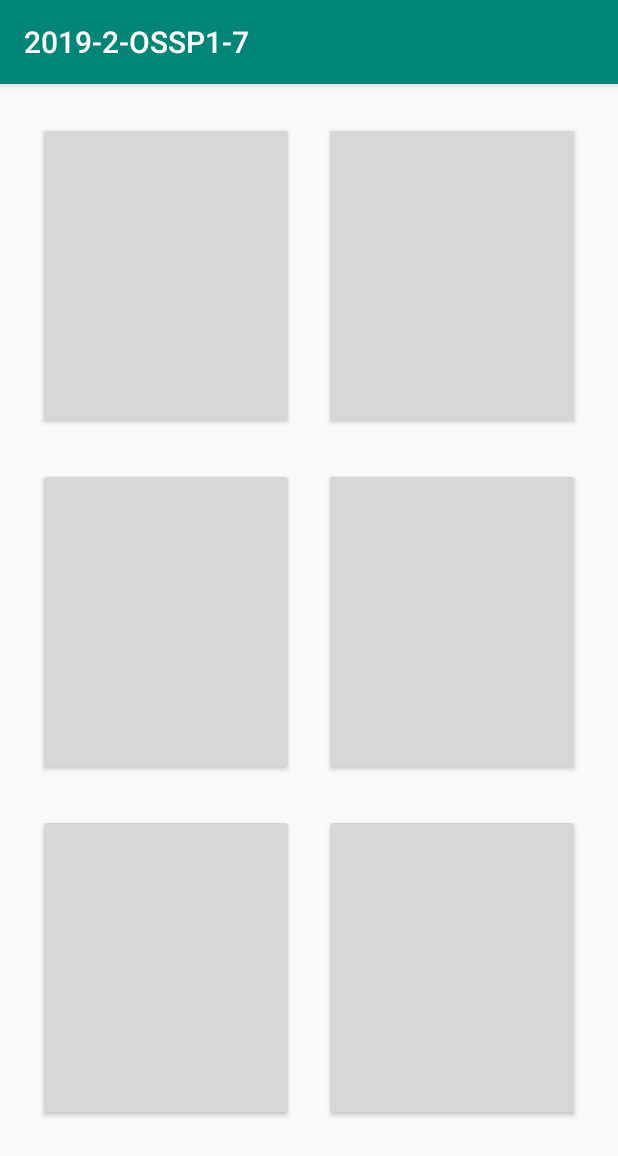
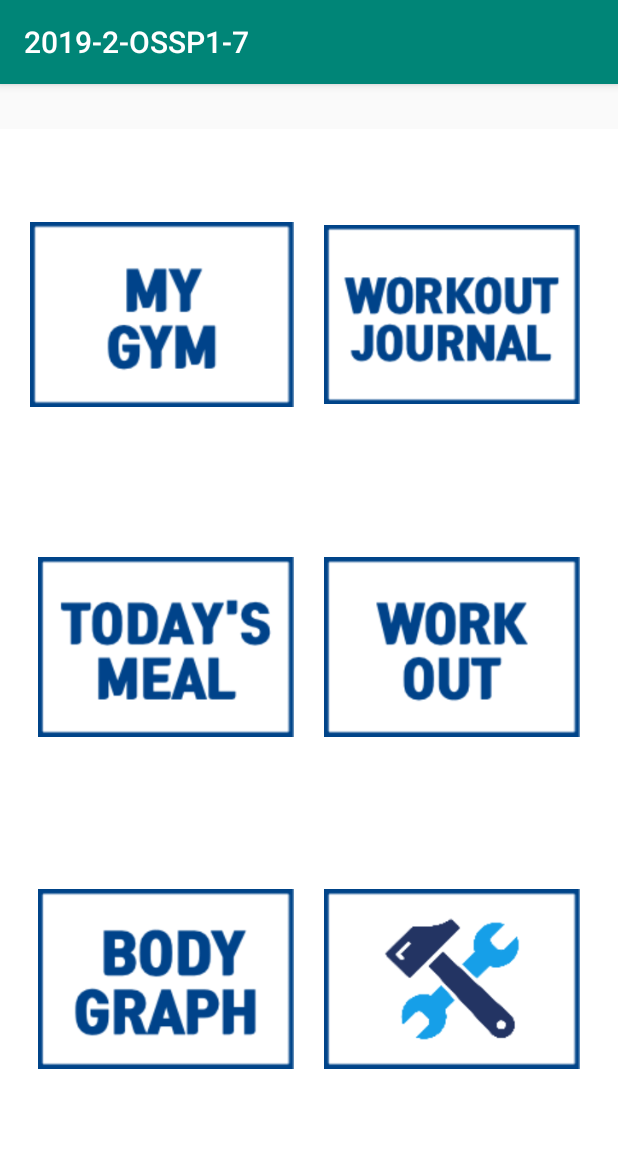
Before and after one commit to CSID-DGU/2019-2-OSSP1-noob-7, an Android app: the MainDisplayActivity screen opened directly, with no data from a screen before it, on a phone screen of 412 x 824 dp. Shown: the top 1156 px of the screen. Run offline under Robolectric (Android 15) with nearby library versions, the phone set to English and light mode, and no system bars.

Commit message:
main 6 button

```diff
--- a/android/app/src/main/res/layout/activity_main.xml
+++ b/android/app/src/main/res/layout/activity_main.xml
@@ -6,6 +6,9 @@
     android:layout_height="match_parent"
 
     android:weightSum="100"
+
+    android:background="#ffffff"
+    android:layout_marginTop="30dp"
     >
 
     <LinearLayout
@@ -17,18 +20,21 @@
         android:layout_weight="35"
         >
 
-        <Button
+        <ImageButton
             android:layout_width="match_parent"
             android:layout_height="match_parent"
             android:layout_weight="5"
 
-            android:layout_marginLeft="25dp"
+            android:layout_marginLeft="20dp"
             android:layout_marginRight="10dp"
             android:layout_marginTop="25dp"
 
+            android:src="@drawable/gym"
+            android:scaleType="fitCenter"
+            android:background="#ffffff"
             />
 
-        <Button
+        <ImageButton
             android:layout_width="match_parent"
             android:layout_height="match_parent"
             android:layout_weight="5"
@@ -37,6 +43,9 @@
             android:layout_marginRight="25dp"
             android:layout_marginTop="25dp"
 
+            android:src="@drawable/journal"
+            android:scaleType="fitCenter"
+            android:background="#ffffff"
             />
 
     </LinearLayout>
@@ -49,7 +58,7 @@
         android:layout_weight="35"
         >
 
-        <Button
+        <ImageButton
             android:layout_width="match_parent"
             android:layout_height="match_parent"
             android:layout_weight="5"
@@ -58,9 +67,12 @@
             android:layout_marginRight="10dp"
             android:layout_marginTop="25dp"
 
+            android:src="@drawable/meal"
+            android:scaleType="fitCenter"
+            android:background="#ffffff"
             />
 
-        <Button
+        <ImageButton
             android:layout_width="match_parent"
             android:layout_height="match_parent"
             android:layout_weight="5"
@@ -69,6 +81,9 @@
             android:layout_marginRight="25dp"
             android:layout_marginTop="25dp"
 
+            android:src="@drawable/workout"
+            android:scaleType="fitCenter"
+            android:background="#ffffff"
             />
 
     </LinearLayout>
@@ -82,7 +97,7 @@
         android:weightSum="10"
         >
 
-        <Button
+        <ImageButton
             android:layout_width="match_parent"
             android:layout_height="match_parent"
             android:layout_weight="5"
@@ -90,10 +105,13 @@
             android:layout_marginLeft="25dp"
             android:layout_marginRight="10dp"
             android:layout_marginTop="25dp"
+            android:src="@drawable/weight"
 
+            android:scaleType="fitCenter"
+            android:background="#ffffff"
             />
 
-        <Button
+        <ImageButton
             android:layout_width="match_parent"
             android:layout_height="match_parent"
             android:layout_weight="5"
@@ -102,6 +120,9 @@
             android:layout_marginRight="25dp"
             android:layout_marginTop="25dp"
 
+            android:src="@drawable/setting"
+            android:scaleType="fitCenter"
+            android:background="#ffffff"
             />
     </LinearLayout>
 
```
Also changed, not shown: android/app/src/main/res/drawable/gym.png (added), android/app/src/main/res/drawable/journal.png (added), android/app/src/main/res/drawable/meal.png (added), android/app/src/main/res/drawable/setting.png (added), android/app/src/main/res/drawable/weight.png (added), android/app/src/main/res/drawable/workout.png (added).
